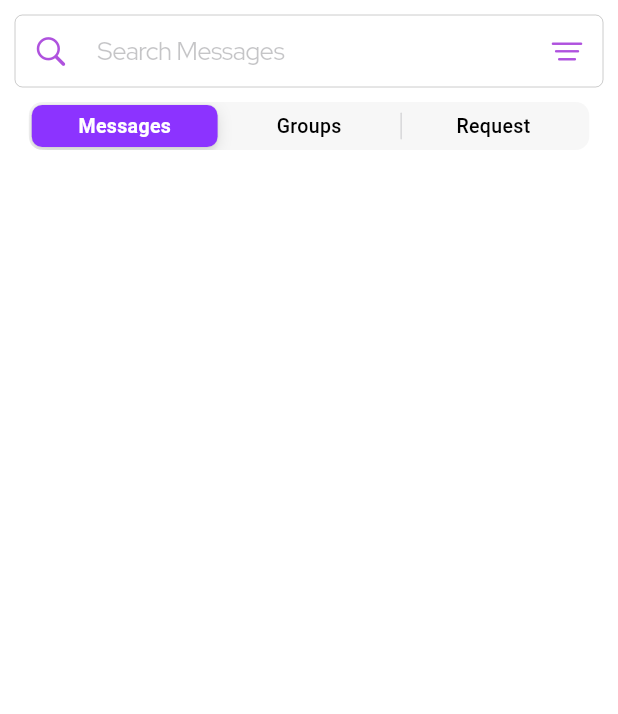
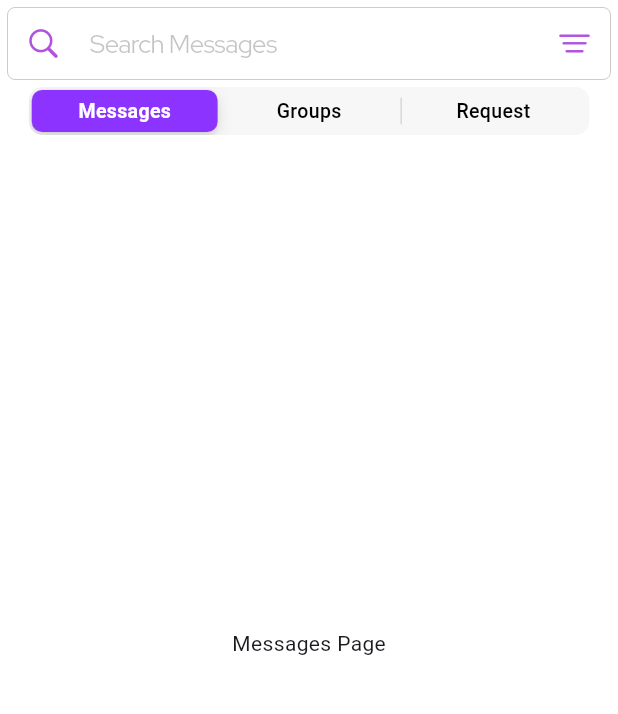
Before and after one commit to tejas01g/Buuble-Chat1, a Flutter app: the Home screen opened directly, on a phone screen of 412 x 824 dp, the part 84-798 px from its top. Run offline on Flutter 3.47's test engine with Material 3 defaults, Android fonts, the phone set to English and light mode, and no system bars; our stand-ins replace file_picker, firebase_core, flutter_chat_types, flutter_chat_ui, google_fonts, image_picker and 2 more; accounts and stored records are empty; network calls fail.

Commit message:
Page navigation

```diff
--- a/lib/Screens/home.dart
+++ b/lib/Screens/home.dart
@@ -11,15 +11,15 @@ Map<Sky, Color> skyColors = <Sky, Color>{
 };
 
 class Home extends StatefulWidget {
-  const Home({super.key});
+  const Home({Key? key}) : super(key: key);
 
   @override
   State<Home> createState() => _HomeState();
 }
 
-Sky _selectedSegment = Sky.messages;
+class _HomeState extends State<Home> {
+  late Sky _selectedSegment = Sky.messages; // Define _selectedSegment here
 
-class _HomeState extends State<Home> {
   @override
   Widget build(BuildContext context) {
     return Scaffold(
@@ -32,11 +32,10 @@ class _HomeState extends State<Home> {
         ),
         centerTitle: true,
       ),
-      body: SingleChildScrollView(
-        child: Column(
+      body: Column(
         children: [
           Padding(
-              padding: const EdgeInsets.all(10.0),
+            padding: const EdgeInsets.all(5.0),
             child: CupertinoTextField(
               placeholder: 'Search Messages',
               style: GoogleFonts.redHatDisplay(
@@ -50,22 +49,21 @@ class _HomeState extends State<Home> {
                 icon: const Icon(
                   CupertinoIcons.line_horizontal_3_decrease,
                   color: CupertinoColors.systemPurple,
-                    )),
+                ),
+              ),
               prefix: IconButton(
                 onPressed: () {},
                 icon: const Icon(
                   CupertinoIcons.search,
                   color: CupertinoColors.systemPurple,
-                    )),
+                ),
+              ),
             ),
           ),
           CupertinoSlidingSegmentedControl<Sky>(
             backgroundColor: const Color.fromARGB(255, 247, 247, 247),
             thumbColor: skyColors[_selectedSegment]!,
-
-              // This represents the currently selected segmented control.
             groupValue: _selectedSegment,
-              // Callback that sets the selected segmented control.
             onValueChanged: (Sky? value) {
               if (value != null) {
                 setState(() {
@@ -109,9 +107,45 @@ class _HomeState extends State<Home> {
               ),
             },
           ),
+          Expanded(
+            child: IndexedStack(
+              index: _selectedSegment.index,
+              children: [
+                MessagesPage(),
+                GroupsPage(),
+                RequestsPage(),
               ],
             ),
+          ),
+        ],
       ),
     );
   }
 }
+
+class MessagesPage extends StatelessWidget {
+  @override
+  Widget build(BuildContext context) {
+    return const Center(
+      child: Text('Messages Page'),
+    );
+  }
+}
+
+class GroupsPage extends StatelessWidget {
+  @override
+  Widget build(BuildContext context) {
+    return const Center(
+      child: Text('Groups Page'),
+    );
+  }
+}
+
+class RequestsPage extends StatelessWidget {
+  @override
+  Widget build(BuildContext context) {
+    return const Center(
+      child: Text('Requests Page'),
+    );
+  }
+}
```
Also changed, not shown: pubspec.lock. Lines whose indentation alone changed are shown as unchanged.
